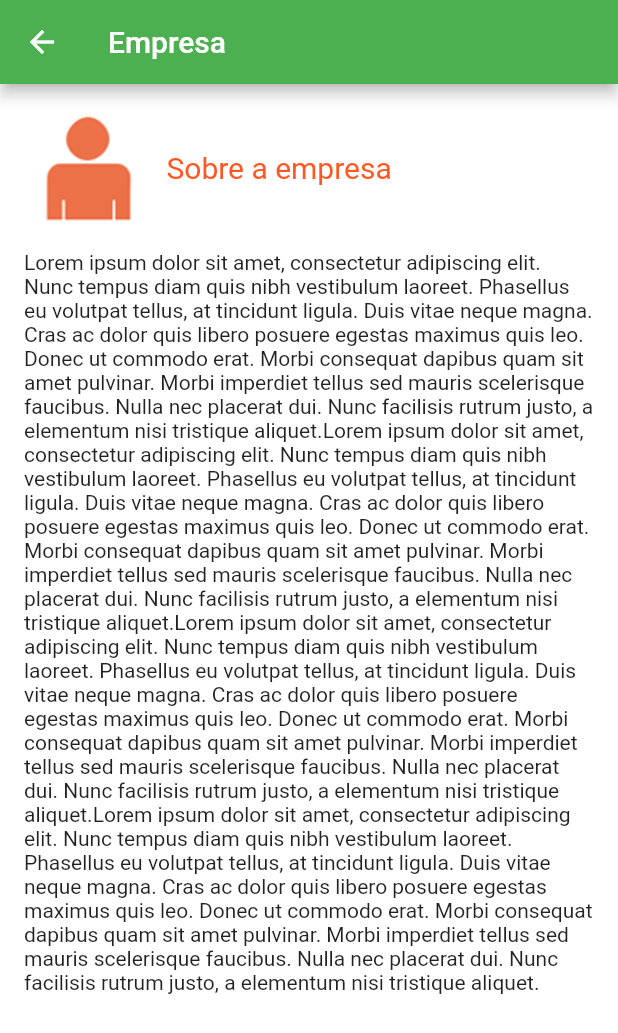
After one commit to andrelucasv/atm_consultoria, a Flutter app: the TelaEmpresa screen opened directly, on a phone screen of 412 x 824 dp. The commit adds this screen. Shown: the top 1033 px of the screen. Run offline on Flutter 3.47's test engine with Material 2 defaults, Android fonts, the phone set to English and light mode, and no system bars.

Commit message:
Criada a tela empresa

```diff
--- /dev/null
+++ b/lib/empresa_page.dart
@@ -0,0 +1,54 @@
+import 'package:flutter/material.dart';
+
+class TelaEmpresa extends StatefulWidget {
+  const TelaEmpresa({super.key});
+
+  @override
+  State<TelaEmpresa> createState() => _TelaEmpresaState();
+}
+
+class _TelaEmpresaState extends State<TelaEmpresa> {
+  @override
+  Widget build(BuildContext context) {
+    return Scaffold(
+      backgroundColor: Colors.white,
+      appBar: AppBar(
+        title: const Text("Empresa"),
+        backgroundColor: Colors.green,
+      ),
+      body: SingleChildScrollView(
+        child: Container(
+          padding: const EdgeInsets.all(16),
+          child: Column(
+            children: [
+              Row(
+                children: [
+                  Image.asset("assets/images/detalhe_empresa.png"),
+                  const Padding(
+                    padding: EdgeInsets.only(left: 10),
+                    child: Text(
+                      "Sobre a empresa",
+                      style: TextStyle(
+                        fontSize: 20,
+                        color: Colors.deepOrange
+                      ),
+                    ),
+                  )
+                ],
+              ),
+              const Padding(
+                padding: EdgeInsets.only(top: 16),
+                child: Text(
+                  "Lorem ipsum dolor sit amet, consectetur adipiscing elit. Nunc tempus diam quis nibh vestibulum laoreet. Phasellus eu volutpat tellus, at tincidunt ligula. Duis vitae neque magna. Cras ac dolor quis libero posuere egestas maximus quis leo. Donec ut commodo erat. Morbi consequat dapibus quam sit amet pulvinar. Morbi imperdiet tellus sed mauris scelerisque faucibus. Nulla nec placerat dui. Nunc facilisis rutrum justo, a elementum nisi tristique aliquet."
+                  "Lorem ipsum dolor sit amet, consectetur adipiscing elit. Nunc tempus diam quis nibh vestibulum laoreet. Phasellus eu volutpat tellus, at tincidunt ligula. Duis vitae neque magna. Cras ac dolor quis libero posuere egestas maximus quis leo. Donec ut commodo erat. Morbi consequat dapibus quam sit amet pulvinar. Morbi imperdiet tellus sed mauris scelerisque faucibus. Nulla nec placerat dui. Nunc facilisis rutrum justo, a elementum nisi tristique aliquet."
+                  "Lorem ipsum dolor sit amet, consectetur adipiscing elit. Nunc tempus diam quis nibh vestibulum laoreet. Phasellus eu volutpat tellus, at tincidunt ligula. Duis vitae neque magna. Cras ac dolor quis libero posuere egestas maximus quis leo. Donec ut commodo erat. Morbi consequat dapibus quam sit amet pulvinar. Morbi imperdiet tellus sed mauris scelerisque faucibus. Nulla nec placerat dui. Nunc facilisis rutrum justo, a elementum nisi tristique aliquet."
+                  "Lorem ipsum dolor sit amet, consectetur adipiscing elit. Nunc tempus diam quis nibh vestibulum laoreet. Phasellus eu volutpat tellus, at tincidunt ligula. Duis vitae neque magna. Cras ac dolor quis libero posuere egestas maximus quis leo. Donec ut commodo erat. Morbi consequat dapibus quam sit amet pulvinar. Morbi imperdiet tellus sed mauris scelerisque faucibus. Nulla nec placerat dui. Nunc facilisis rutrum justo, a elementum nisi tristique aliquet."
+                ),
+              )
+            ],
+          ),
+        ),
+      ),
+    );
+  }
+}
```
Also changed, not shown: lib/cliente_page.dart (added, +15 -0 lines), lib/contato_page.dart (added, +15 -0 lines), lib/home_page.dart (+41 -3 lines), lib/servico_page.dart (added, +15 -0 lines).
